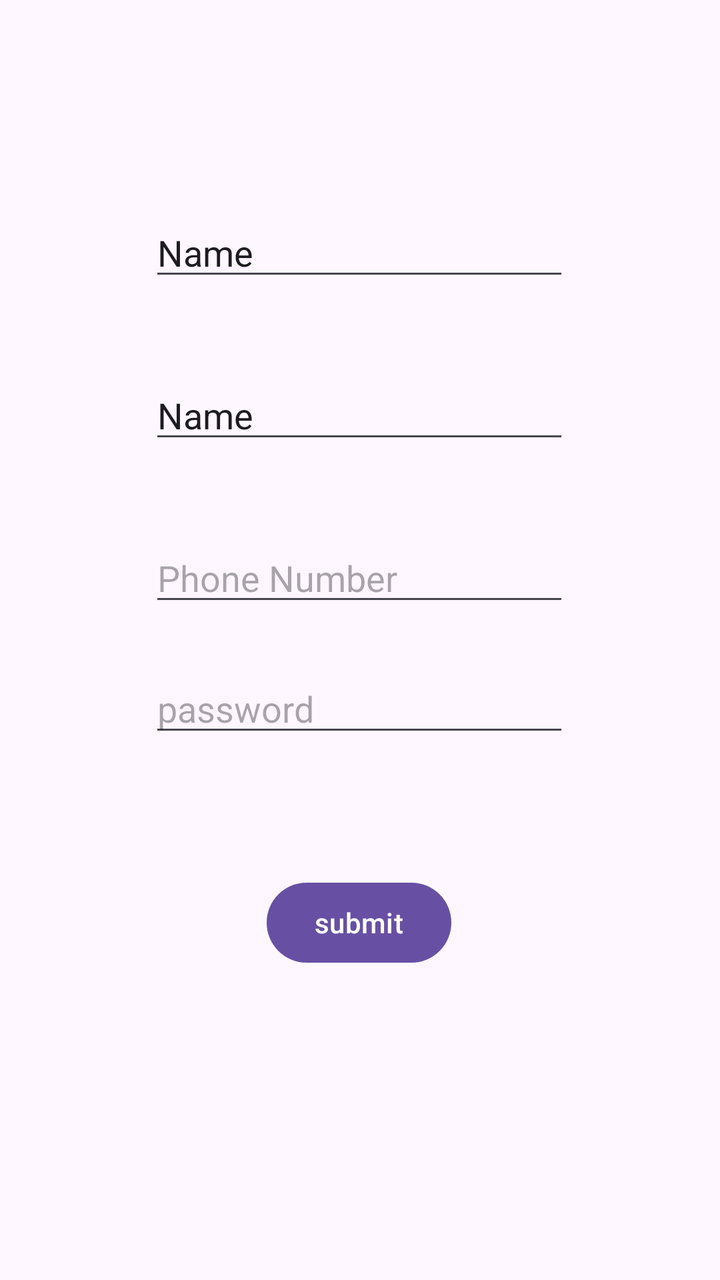
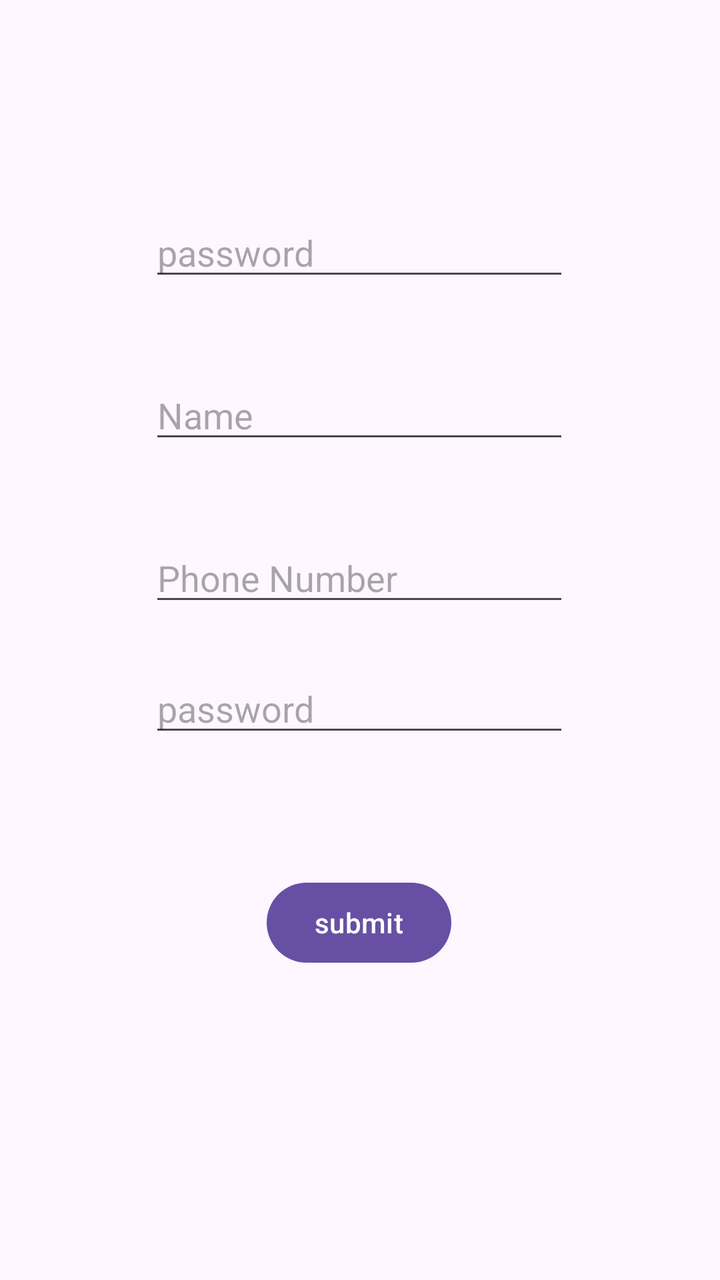

The first picture is an Android layout as it rendered before a commit; the second is the same layout after the commit. The layout source and the unified diff follow.
<!-- AndroidManifest.xml: application theme Theme.Elincortis -->
<!-- res/layout/activity_registrasi.xml -->
<?xml version="1.0" encoding="utf-8"?>
<androidx.constraintlayout.widget.ConstraintLayout xmlns:android="http://schemas.android.com/apk/res/android"
    xmlns:app="http://schemas.android.com/apk/res-auto"
    xmlns:tools="http://schemas.android.com/tools"
    android:id="@+id/main"
    android:layout_width="match_parent"
    android:layout_height="match_parent"
    tools:context=".RegistrasiActivity">

    <EditText
        android:id="@+id/nama"
        android:layout_width="wrap_content"
        android:layout_height="wrap_content"
        android:layout_marginTop="40dp"
        android:ems="10"
        android:inputType="text"
        android:text="Name"
        app:layout_constraintEnd_toEndOf="parent"
        app:layout_constraintHorizontal_bias="0.497"
        app:layout_constraintStart_toStartOf="parent"
        app:layout_constraintTop_toBottomOf="@+id/Password" />

    <EditText
        android:id="@+id/nomorHp"
        android:layout_width="wrap_content"
        android:layout_height="wrap_content"
        android:layout_marginTop="40dp"
        android:ems="10"
        android:hint="Phone Number"
        android:inputType="text"
        app:layout_constraintEnd_toEndOf="parent"
        app:layout_constraintHorizontal_bias="0.497"
        app:layout_constraintStart_toStartOf="parent"
        app:layout_constraintTop_toBottomOf="@+id/nama" />

    <EditText
        android:id="@+id/Password"
        android:layout_width="wrap_content"
        android:layout_height="wrap_content"
        android:layout_marginTop="104dp"
        android:ems="10"
        android:inputType="text"
        android:text="Name"
        app:layout_constraintEnd_toEndOf="parent"
        app:layout_constraintHorizontal_bias="0.497"
        app:layout_constraintStart_toStartOf="parent"
        app:layout_constraintTop_toTopOf="parent" />

    <Button
        android:id="@+id/submit"
        android:layout_width="wrap_content"
        android:layout_height="wrap_content"
        android:layout_marginTop="64dp"
        android:text="submit"
        app:layout_constraintEnd_toEndOf="parent"
        app:layout_constraintHorizontal_bias="0.498"
        app:layout_constraintStart_toStartOf="parent"
        app:layout_constraintTop_toBottomOf="@+id/username" />

    <EditText
        android:id="@+id/username"
        android:layout_width="wrap_content"
        android:layout_height="wrap_content"
        android:layout_marginTop="24dp"
        android:ems="10"
        android:inputType="text"
        android:hint="password"
        app:layout_constraintEnd_toEndOf="parent"
        app:layout_constraintHorizontal_bias="0.497"
        app:layout_constraintStart_toStartOf="parent"
        app:layout_constraintTop_toBottomOf="@+id/nomorHp" />
</androidx.constraintlayout.widget.ConstraintLayout>
<!-- resources referenced by this layout -->
<resources>
  <style name="Theme.Elincortis" parent="Base.Theme.Elincortis" />
  <style name="Base.Theme.Elincortis" parent="Theme.Material3.DayNight.NoActionBar">
          
          
      </style>
</resources>

<!-- the commit's change to res/layout/activity_registrasi.xml (unified diff, before → after) -->
@@ -14,7 +14,7 @@
         android:layout_marginTop="40dp"
         android:ems="10"
         android:inputType="text"
-        android:text="Name"
+        android:hint="Name"
         app:layout_constraintEnd_toEndOf="parent"
         app:layout_constraintHorizontal_bias="0.497"
         app:layout_constraintStart_toStartOf="parent"
@@ -40,7 +40,7 @@
         android:layout_marginTop="104dp"
         android:ems="10"
         android:inputType="text"
-        android:text="Name"
+        android:hint="password"
         app:layout_constraintEnd_toEndOf="parent"
         app:layout_constraintHorizontal_bias="0.497"
         app:layout_constraintStart_toStartOf="parent"
